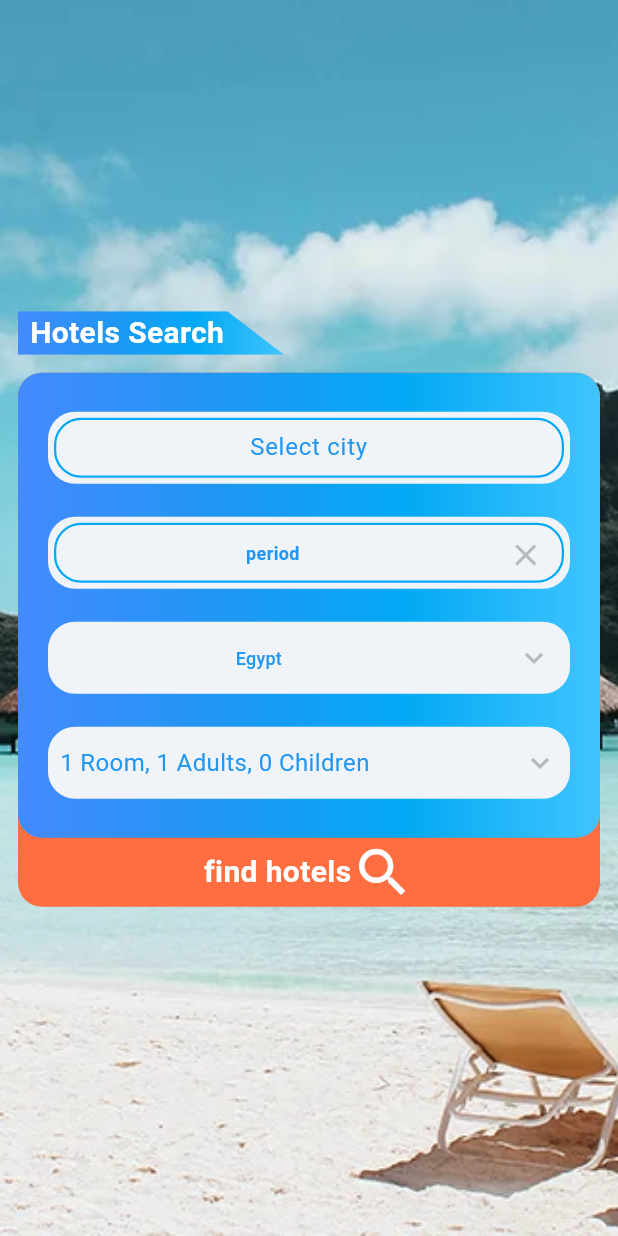
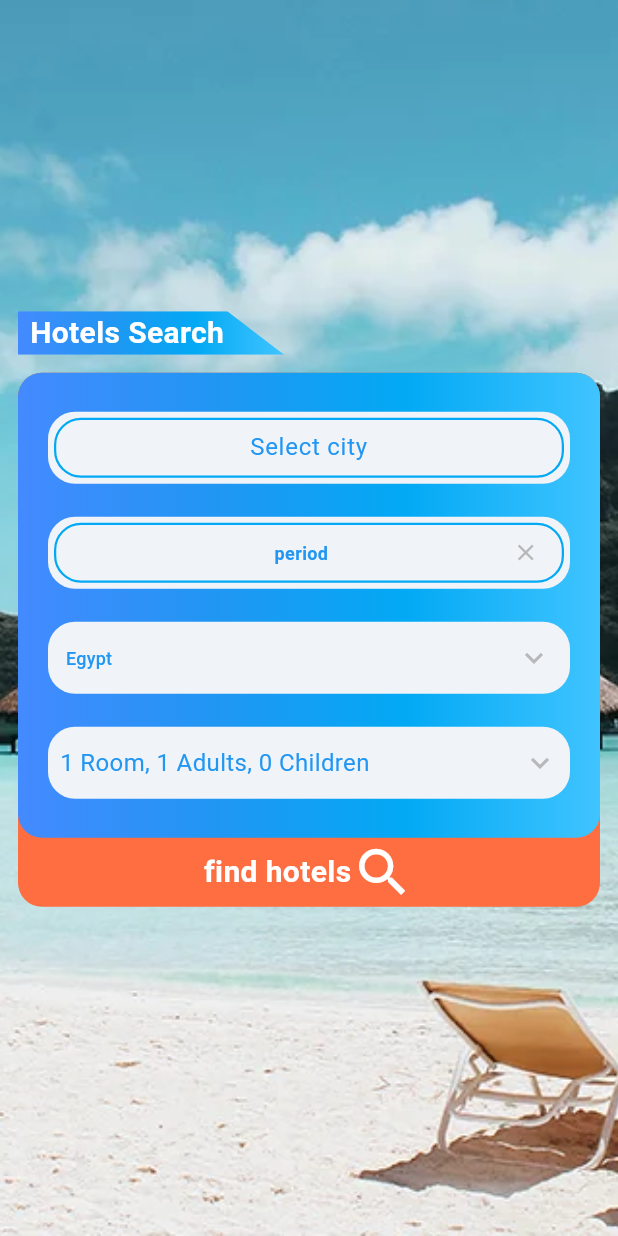
Before and after one commit to Dr-who412/hotel, a Flutter app: the screen it shows after launch, after a tap on the "close" icon, after a tap on the "keyboard arrow down" icon, after a tap on "find hotels", on a phone screen of 412 x 824 dp. Run offline on Flutter 3.47's test engine with Material 2 defaults, Android fonts, the phone set to English and light mode, and no system bars; our stand-ins replace bloc, flutter_bloc; missing offline and left inert: fcountry_picker, flutter_date_range_picker.

Commit message:
edit some fonts and space

```diff
--- a/lib/modules/booking/room_details.dart
+++ b/lib/modules/booking/room_details.dart
@@ -26,13 +26,13 @@ class RoomDetails extends StatelessWidget {
         appBar: AppBar(
           elevation: 3,
           centerTitle: true,
-          leading: SizedBox(),
+          leading: const SizedBox(),
           actions: [
             IconButton(
                 onPressed: () {
                   Navigator.pop(context);
                 },
-                icon: Icon(
+                icon: const Icon(
                   Icons.close,
                   color: Colors.black,
                 )),
@@ -46,7 +46,7 @@ class RoomDetails extends StatelessWidget {
         body: SingleChildScrollView(
           child: Container(
             width: double.infinity,
-            padding: EdgeInsets.all(14),
+            padding: const EdgeInsets.all(14),
             child: Column(
               children: [
                 //rooms count
@@ -92,7 +92,7 @@ class RoomDetails extends StatelessWidget {
                         ],
                       ),
                     )),
-                SizedBox(
+                const SizedBox(
                   height: 16,
                 ),
                 //rooms details
@@ -239,7 +239,7 @@ class RoomDetails extends StatelessWidget {
                         ],
                       ),
                     )),
-                SizedBox(
+                const SizedBox(
                   height: 16,
                 ),
                 WhiteCard(
@@ -259,10 +259,10 @@ class RoomDetails extends StatelessWidget {
                                     'Pet-friendy',
                                     style: Appfonts.smallBlack,
                                   ),
-                                  SizedBox(
+                                  const SizedBox(
                                     width: 2,
                                   ),
-                                  Icon(
+                                  const Icon(
                                     Icons.info_outline,
                                   ),
                                 ],
@@ -299,14 +299,14 @@ class RoomDetails extends StatelessWidget {
                                     activeColor: AppColors.blue,
                                     inactiveThumbColor: Colors.blueGrey,
                                     inactiveTrackColor:
-                                        Color.fromRGBO(235, 236, 238, .6),
+                                        const Color.fromRGBO(235, 236, 238, .6),
                                   );
                                 },
                               ))
                         ],
                       ),
                     )),
-                SizedBox(
+                const SizedBox(
                   height: 80,
                 ),
                 Card(
@@ -323,7 +323,7 @@ class RoomDetails extends StatelessWidget {
                       alignment: Alignment.center,
                       width: double.infinity,
                       height: 46,
-                      margin: EdgeInsets.symmetric(horizontal: 34),
+                      margin: const EdgeInsets.symmetric(horizontal: 34),
                       child: Text(
                         'Apply',
                         style: Appfonts.boldBlack.copyWith(color: Colors.white),
--- a/lib/modules/booking/widget/book_form.dart
+++ b/lib/modules/booking/widget/book_form.dart
@@ -60,7 +60,7 @@ class BookingForm extends StatelessWidget {
                 ),
               ),
             ),
-            SizedBox(
+            const SizedBox(
               height: 6,
             ),
             //select reange date
@@ -78,6 +78,9 @@ class BookingForm extends StatelessWidget {
                             ))),
                     child: Row(
                       children: [
+                        const SizedBox(
+                          width: 38,
+                        ),
                         Expanded(
                           child: BlocConsumer<BookingCubit, BookingState>(
                             listener: (context, state) {
@@ -89,7 +92,7 @@ class BookingForm extends StatelessWidget {
                                   showDateRangePickerDialog(
                                     context: context,
                                     builder: datePickerBuilder,
-                                    offset: Offset(0.0,
+                                    offset: Offset(12.0,
                                         MediaQuery.of(context).size.height / 4),
                                     footerBuilder: ({selectedDateRange}) =>
                                         footerPicker(
@@ -121,6 +124,7 @@ class BookingForm extends StatelessWidget {
                             },
                             icon: Icon(
                               Icons.close,
+                              size: 18,
                               color: Colors.grey.withOpacity(.7),
                             ))
                       ],
--- a/lib/modules/booking/widget/country_picker.dart
+++ b/lib/modules/booking/widget/country_picker.dart
@@ -44,6 +44,7 @@ class _CountryPickerWidgetState extends State<CountryPickerWidget> {
         Icons.keyboard_arrow_down,
         color: Colors.grey.withOpacity(.7),
       ),
+      isExpanded: true,
       items: CountryItemList?.map<DropdownMenuItem<CountryItem>>(
           (CountryItem? country) {
         return DropdownMenuItem<CountryItem>(
--- a/lib/modules/booking/widget/range_date/pick_range_dialog.dart
+++ b/lib/modules/booking/widget/range_date/pick_range_dialog.dart
@@ -8,15 +8,15 @@ import 'package:hotels/utils/const/fonts.dart';
 Widget datePickerBuilder(
         BuildContext context, dynamic Function(DateRange) onDateRangeChanged) =>
     Container(
-      margin: EdgeInsets.only(top: 14),
-      child: Column(
-        crossAxisAlignment: CrossAxisAlignment.end,
-        children: [
-          Container(
-            width: MediaQuery.of(context).size.width,
+      margin: EdgeInsets.only(
+        top: 14,
+      ),
+      alignment: Alignment.center,
+      width: MediaQuery.of(context).size.width - 25,
       child: SingleChildScrollView(
         scrollDirection: Axis.horizontal,
         child: DateRangePickerWidget(
+          minDate: DateTime.now(),
           onDateRangeChanged: (dateRange) {
             // Handle the selected dateRange here
             BookingCubit.get(context).pickDate(dateRange);
@@ -24,21 +24,16 @@ Widget datePickerBuilder(
           height: MediaQuery.of(context).size.height / 2,
           theme: CalendarTheme(
             selectedColor: Colors.blue,
-                  dayNameTextStyle:
-                      TextStyle(color: Colors.black45, fontSize: 10),
+            dayNameTextStyle: TextStyle(color: Colors.black45, fontSize: 10),
             inRangeColor: Color(0xFFD9EDFA),
             inRangeTextStyle: TextStyle(color: Colors.blue),
             selectedTextStyle: TextStyle(color: Colors.white),
             todayTextStyle: TextStyle(fontWeight: FontWeight.bold),
-                  defaultTextStyle:
-                      TextStyle(color: Colors.black, fontSize: 12),
+            defaultTextStyle: TextStyle(color: Colors.black, fontSize: 12),
             radius: 10,
             tileSize: 40,
             disabledTextStyle: TextStyle(color: Colors.grey),
           ),
         ),
       ),
-          ),
-        ],
-      ),
     );
```
Also changed, not shown: pubspec.lock. Lines whose indentation alone changed are shown as unchanged.
